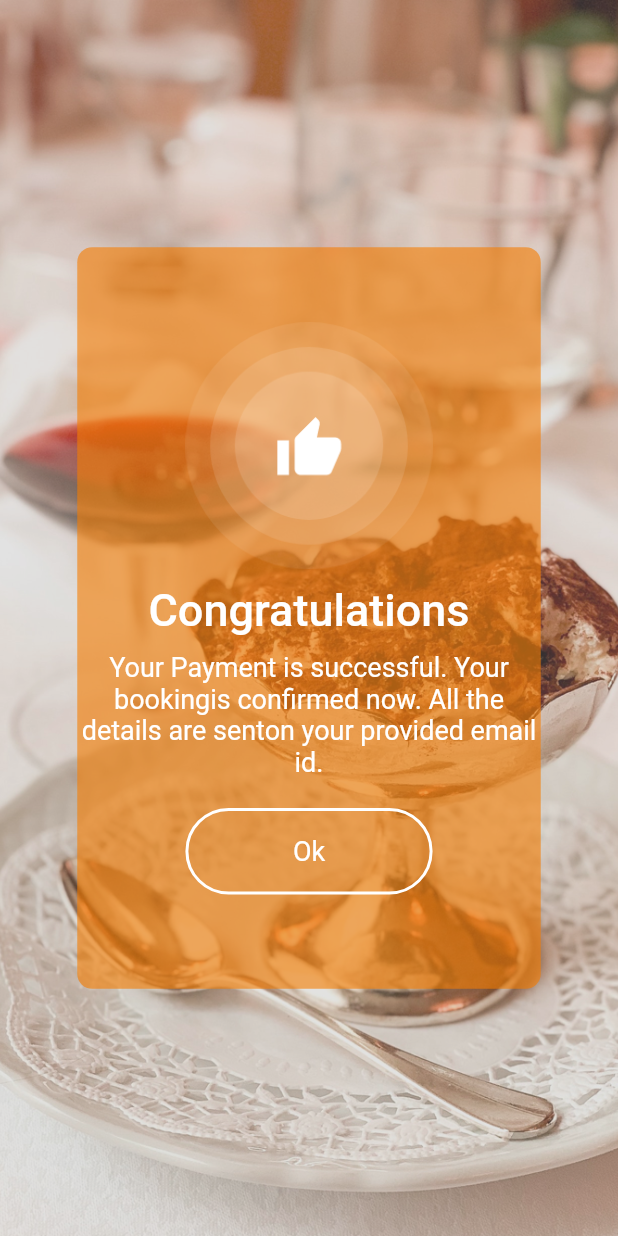
After one commit to Mo0Khaled/Book-my-trip-flutter, a Flutter app: the SuccessfulPage screen opened by its route, on a phone screen of 412 x 824 dp. The commit adds this screen. Run offline on Flutter 3.47's test engine with Material 2 defaults, Android fonts, the light colour scheme and no system bars; our stand-ins replace firebase_core, firebase_storage, image_picker; missing offline and left inert: multi_image_picker; accounts and stored records are empty; network calls fail.

Commit message:
order and successful page and connect Done!

```diff
--- a/lib/models/cart_item.dart
+++ /dev/null
@@ -1,17 +0,0 @@
-class CartItemModel {
-  final String id;
-  final String hotelName;
-  final double price;
-  final int nights;
-  final int days;
-  final int rooms;
-
-  CartItemModel({
-    this.id,
-    this.hotelName,
-    this.price,
-    this.nights,
-    this.days,
-    this.rooms,
-  });
-}
--- a/lib/models/order_model.dart
+++ b/lib/models/order_model.dart
@@ -1,16 +1,21 @@
-import 'package:bookmytrip/models/cart_item.dart';
 import 'package:flutter/foundation.dart';
 
 class OrderModel {
   final String id;
-  final double totalAmount;
-  final CartItemModel cartItemModel;
+  final String hotelName;
+  final double price;
+  final int nights;
+  final int days;
+  final int rooms;
   final DateTime dataTime;
 
   OrderModel({
-    @required this.id,
-    @required this.totalAmount,
-    @required this.cartItemModel,
-    @required this.dataTime,
+     this.id,
+    @required this.hotelName,
+    @required this.price,
+    @required this.nights,
+    @required this.days,
+    @required this.rooms,
+     this.dataTime,
   });
 }
--- a/lib/provider/cart_provider.dart
+++ /dev/null
@@ -1,3 +0,0 @@
-import 'package:flutter/foundation.dart';
-
-class CartProvider with ChangeNotifier{}
--- /dev/null
+++ b/lib/screens/successful_page.dart
@@ -0,0 +1,86 @@
+import 'package:bookmytrip/screens/home_page.dart';
+import 'package:flutter/material.dart';
+
+class SuccessfulPage extends StatelessWidget {
+  static const routeId = '/success';
+
+  @override
+  Widget build(BuildContext context) {
+    return Stack(
+      children: [
+        Image.asset(
+          'assets/images/Bit.png',
+          fit: BoxFit.cover,
+          height: double.infinity,
+        ),
+        Container(
+          height: double.infinity,
+          width: double.infinity,
+          color: Colors.grey.withOpacity(0.3),
+        ),
+        Scaffold(
+          body: Center(
+            child: Container(
+              width: MediaQuery.of(context).size.width * 0.75,
+              height: MediaQuery.of(context).size.height * 0.60,
+              decoration: BoxDecoration(
+                  color: Color(0xFFF57C00).withOpacity(0.6),
+                  borderRadius: BorderRadius.circular(10)),
+              child: Column(
+                crossAxisAlignment: CrossAxisAlignment.center,
+                children: [
+                  SizedBox(
+                    height: 50,
+                  ),
+                  Image.asset(
+                    'assets/images/Check.png',
+                    fit: BoxFit.cover,
+                    height:  MediaQuery.of(context).size.height * 0.2,
+                  ),
+                  SizedBox(
+                    height: 10,
+                  ),
+                  Text(
+                    "Congratulations",
+                    style: TextStyle(
+                      color: Colors.white,
+                      fontWeight: FontWeight.w500,
+                      fontSize: 30,
+                    ),
+                  ),
+                  SizedBox(height: 10,),
+                  Text(
+                    "Your Payment is successful. Your bookingis confirmed now. All the details are senton your provided email id.",
+                    style: TextStyle(color: Colors.white, fontSize: 18),
+                    textAlign: TextAlign.center,
+                  ),
+                  SizedBox(height: 20,),
+                  GestureDetector(
+                    onTap: () {
+                      Navigator.of(context).pushReplacementNamed(HomePage.routeId);
+                    },
+                    child: Container(
+                      alignment: Alignment.center,
+                      width: MediaQuery.of(context).size.width * 0.40,
+                      height: MediaQuery.of(context).size.height * 0.07,
+                      decoration: BoxDecoration(
+                        color: Colors.transparent,
+                        border: Border.all(width: 2,color: Colors.white),
+                        borderRadius: BorderRadius.circular(35),
+                      ),
+                      child: Text(
+                        "Ok",
+                        textAlign: TextAlign.center,
+                        style: TextStyle(color: Colors.white, fontSize: 18),
+                      ),
+                    ),
+                  ),
+                ],
+              ),
+            ),
+          ),
+        ),
+      ],
+    );
+  }
+}
```
Also changed, not shown: lib/main.dart (+3 -4 lines), lib/provider/order_provider.dart (+16 -10 lines), lib/screens/hotel_details_screen.dart (+29 -11 lines), lib/screens/make_payment_screen.dart (+9 -13 lines), assets/images/Bit.png (added), assets/images/Check.png (added).
